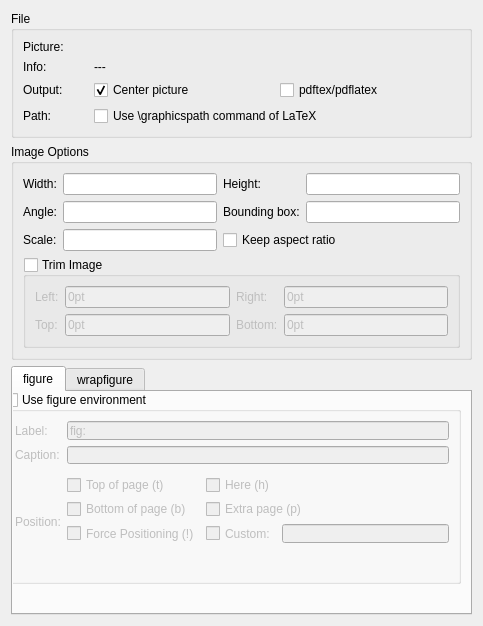
Qt form src/dialogs/includegraphicsdialog_base.ui (KDE/kile) before a commit.
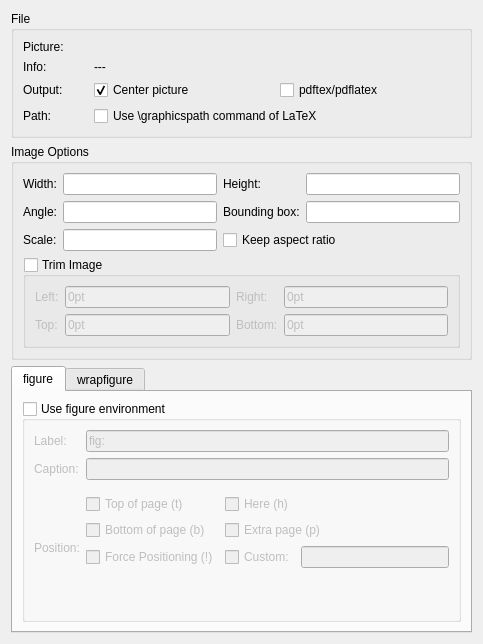
The same form after that commit. The open tabs and pages were chosen to show the change. Custom widgets are drawn as their Qt base class.

Commit message: Fixed small gitch in includegraphics dialog.

Patch:
```diff
--- a/src/dialogs/includegraphicsdialog_base.ui
+++ b/src/dialogs/includegraphicsdialog_base.ui
@@ -1,13 +1,13 @@
 <?xml version="1.0" encoding="UTF-8"?>
 <ui version="4.0">
  <class>IncludeGraphicsWidget</class>
- <widget class="QWidget" name="IncludeGraphicsWidget">
-  <property name="geometry">
+ <widget class="QWidget" name="IncludeGraphicsWidget" >
+  <property name="geometry" >
    <rect>
     <x>0</x>
     <y>0</y>
     <width>469</width>
-    <height>626</height>
+    <height>644</height>
    </rect>
   </property>
   <layout class="QVBoxLayout">
@@ -243,16 +243,10 @@
       <attribute name="title">
        <string>figure</string>
       </attribute>
-      <widget class="QGroupBox" name="cb_figure">
-       <property name="geometry">
-        <rect>
-         <x>-10</x>
-         <y>0</y>
-         <width>458</width>
-         <height>192</height>
-        </rect>
-       </property>
-       <property name="title">
+      <layout class="QGridLayout" name="gridLayout_4" >
+       <item row="0" column="0" >
+        <widget class="QGroupBox" name="cb_figure" >
+         <property name="title" >
         <string>Use figure environment</string>
        </property>
        <property name="checkable">
@@ -283,12 +277,12 @@
           </property>
          </widget>
         </item>
-        <item row="1" column="1" colspan="3">
-         <widget class="QLineEdit" name="edit_caption"/>
-        </item>
-        <item row="2" column="0" rowspan="9">
-         <widget class="QLabel" name="label_11">
-          <property name="text">
+          <item row="1" column="1" colspan="3" >
+           <widget class="QLineEdit" name="edit_caption" />
+          </item>
+          <item rowspan="9" row="2" column="0" >
+           <widget class="QLabel" name="label_11" >
+            <property name="text" >
            <string>Position:</string>
           </property>
          </widget>
@@ -355,6 +349,8 @@
         </item>
        </layout>
       </widget>
+       </item>
+      </layout>
      </widget>
      <widget class="QWidget" name="tab_2">
       <attribute name="title">
```
Left out of the diff: 414 changed lines with no effect on the pictures. Lines whose indentation alone changed are shown as unchanged.
